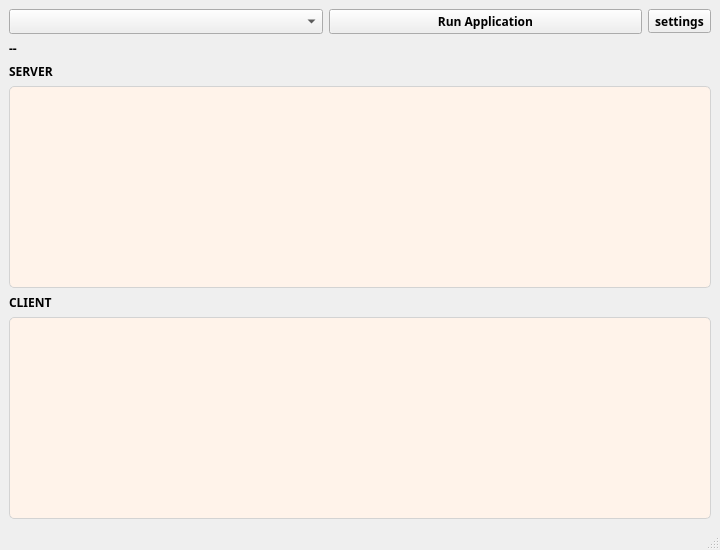
Before: the Qt Designer form src/main.ui in gusdnd3150/communication-gui, drawn with Qt 5.
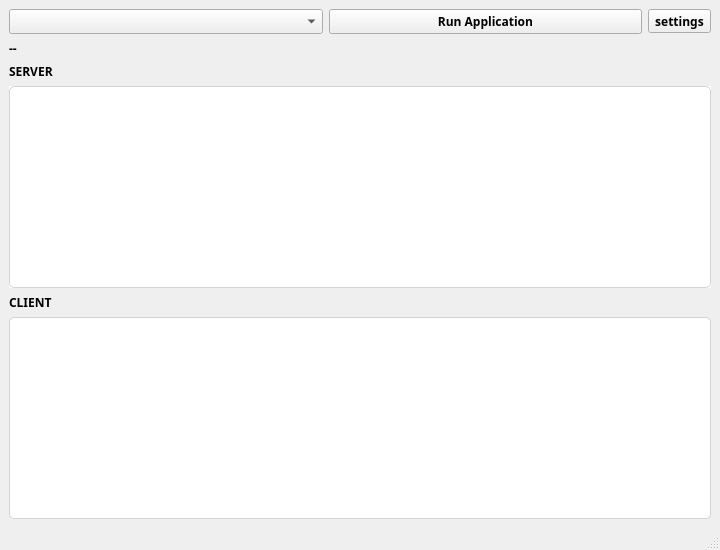
After: the same form once the commit is applied.

The edit to the form file:
```diff
--- a/src/main.ui
+++ b/src/main.ui
@@ -96,9 +96,12 @@
         <property name="acceptDrops">
          <bool>false</bool>
         </property>
+        <property name="autoFillBackground">
+         <bool>true</bool>
+        </property>
         <property name="styleSheet">
          <string notr="true">QTableWidget {
-                background-color: #fff3ea; /* 테이블 배경색 */
+                background-color:rgb(255, 255, 255); /* 테이블 배경색 */
                 alternate-background-color: #ffffff; /* 짝수 줄 배경색 */
                 selection-background-color: #b8daff; /* 선택된 셀 배경색 */
                 selection-color: black; /* 선택된 셀 텍스트색 */
@@ -107,6 +110,9 @@
                 padding: 5px; /* 내부 여백 */
             }</string>
         </property>
+        <property name="sortingEnabled">
+         <bool>true</bool>
+        </property>
        </widget>
       </item>
       <item>
@@ -125,7 +131,7 @@
         </property>
         <property name="styleSheet">
          <string notr="true">QTableWidget {
-                background-color: #fff3ea; /* 테이블 배경색 */
+                background-color:rgb(255, 255, 255); /* 테이블 배경색 */
                 alternate-background-color: #ffffff; /* 짝수 줄 배경색 */
                 selection-background-color: #b8daff; /* 선택된 셀 배경색 */
                 selection-color: black; /* 선택된 셀 텍스트색 */
```
